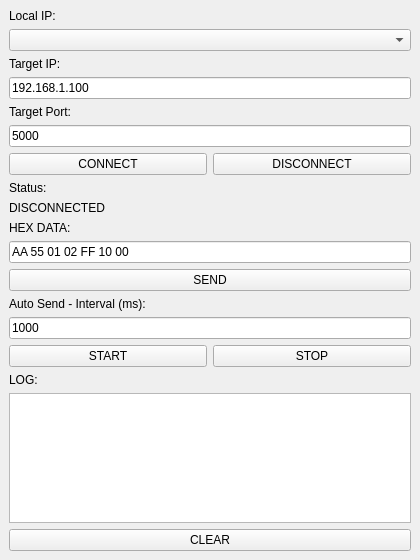
algoritmababa/deneme, file TcpHexTool/MainWindow.ui: the form before one commit.
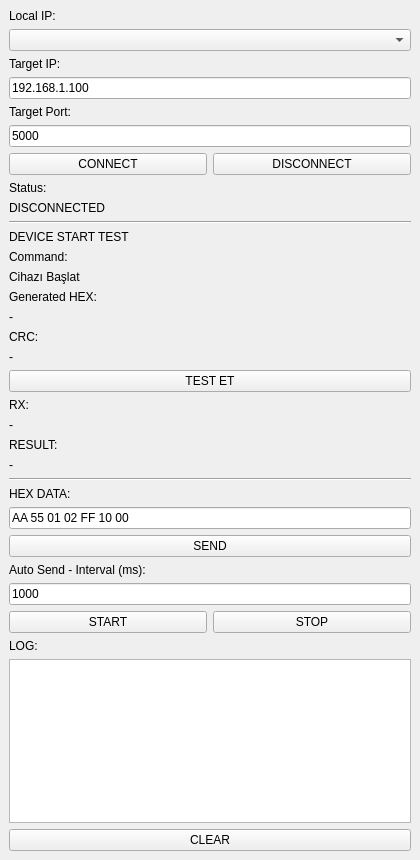
The form after the commit.

Commit message: Add device start test with CRC-16/MODBUS

Patch:
```diff
--- a/TcpHexTool/MainWindow.ui
+++ b/TcpHexTool/MainWindow.ui
@@ -7,7 +7,7 @@
     <x>0</x>
     <y>0</y>
     <width>420</width>
-    <height>560</height>
+    <height>860</height>
    </rect>
   </property>
   <property name="windowTitle">
@@ -85,6 +85,113 @@
       </property>
      </widget>
     </item>
+    <item>
+     <widget class="Line" name="lineTest">
+      <property name="orientation">
+       <enum>Qt::Horizontal</enum>
+      </property>
+     </widget>
+    </item>
+    <item>
+     <widget class="QLabel" name="labelTestTitle">
+      <property name="text">
+       <string>DEVICE START TEST</string>
+      </property>
+     </widget>
+    </item>
+    <item>
+     <widget class="QLabel" name="labelCommandTitle">
+      <property name="text">
+       <string>Command:</string>
+      </property>
+     </widget>
+    </item>
+    <item>
+     <widget class="QLabel" name="labelCommandValue">
+      <property name="text">
+       <string>Cihazı Başlat</string>
+      </property>
+     </widget>
+    </item>
+    <item>
+     <widget class="QLabel" name="labelPacketTitle">
+      <property name="text">
+       <string>Generated HEX:</string>
+      </property>
+     </widget>
+    </item>
+    <item>
+     <widget class="QLabel" name="labelPacketValue">
+      <property name="text">
+       <string>-</string>
+      </property>
+      <property name="textInteractionFlags">
+       <set>Qt::TextSelectableByMouse</set>
+      </property>
+     </widget>
+    </item>
+    <item>
+     <widget class="QLabel" name="labelCrcTitle">
+      <property name="text">
+       <string>CRC:</string>
+      </property>
+     </widget>
+    </item>
+    <item>
+     <widget class="QLabel" name="labelCrcValue">
+      <property name="text">
+       <string>-</string>
+      </property>
+      <property name="textInteractionFlags">
+       <set>Qt::TextSelectableByMouse</set>
+      </property>
+     </widget>
+    </item>
+    <item>
+     <widget class="QPushButton" name="btnTest">
+      <property name="text">
+       <string>TEST ET</string>
+      </property>
+     </widget>
+    </item>
+    <item>
+     <widget class="QLabel" name="labelTestRxTitle">
+      <property name="text">
+       <string>RX:</string>
+      </property>
+     </widget>
+    </item>
+    <item>
+     <widget class="QLabel" name="labelTestRxValue">
+      <property name="text">
+       <string>-</string>
+      </property>
+      <property name="textInteractionFlags">
+       <set>Qt::TextSelectableByMouse</set>
+      </property>
+     </widget>
+    </item>
+    <item>
+     <widget class="QLabel" name="labelResultTitle">
+      <property name="text">
+       <string>RESULT:</string>
+      </property>
+     </widget>
+    </item>
+    <item>
+     <widget class="QLabel" name="labelResult">
+      <property name="text">
+       <string>-</string>
+      </property>
+     </widget>
+    </item>
+    <item>
+     <widget class="Line" name="lineTest2">
+      <property name="orientation">
+       <enum>Qt::Horizontal</enum>
+      </property>
+     </widget>
+    </item>
     <item>
      <widget class="QLabel" name="labelHex">
       <property name="text">
```
The commit also changes 7 other files.
